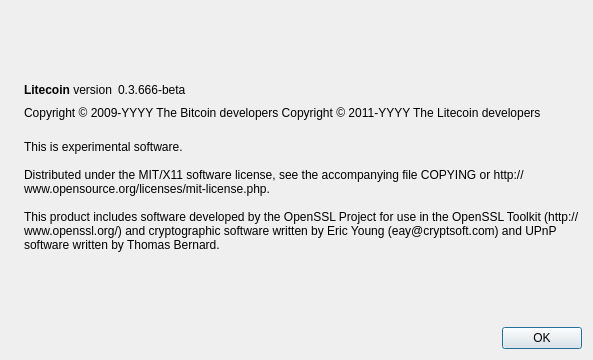
Above: src/qt/forms/aboutdialog.ui from Testy14/blcoin before the change. Below: the same form after it.
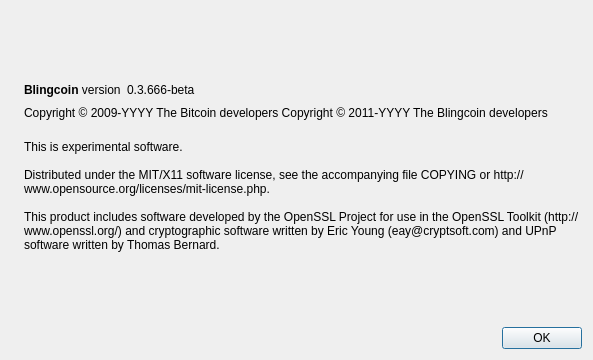
That is the form after the change. Icons and pictures are not drawn.

Diff of the .ui file:
```diff
--- a/src/qt/forms/aboutdialog.ui
+++ b/src/qt/forms/aboutdialog.ui
@@ -50,7 +50,7 @@
           <cursorShape>IBeamCursor</cursorShape>
          </property>
          <property name="text">
-          <string>&lt;b&gt;Litecoin&lt;/b&gt; version</string>
+          <string>&lt;b&gt;Blingcoin&lt;/b&gt; version</string>
          </property>
          <property name="textInteractionFlags">
           <set>Qt::LinksAccessibleByMouse|Qt::TextSelectableByKeyboard|Qt::TextSelectableByMouse</set>
@@ -92,7 +92,7 @@
        </property>
        <property name="text">
         <string notr="true">Copyright &amp;copy; 2009-YYYY The Bitcoin developers
-Copyright &amp;copy; 2011-YYYY The Litecoin developers</string>
+Copyright &amp;copy; 2011-YYYY The Blingcoin developers</string>
        </property>
        <property name="textFormat">
         <enum>Qt::RichText</enum>
```
Left out of the diff: 2 changed lines with no effect on the pictures.
